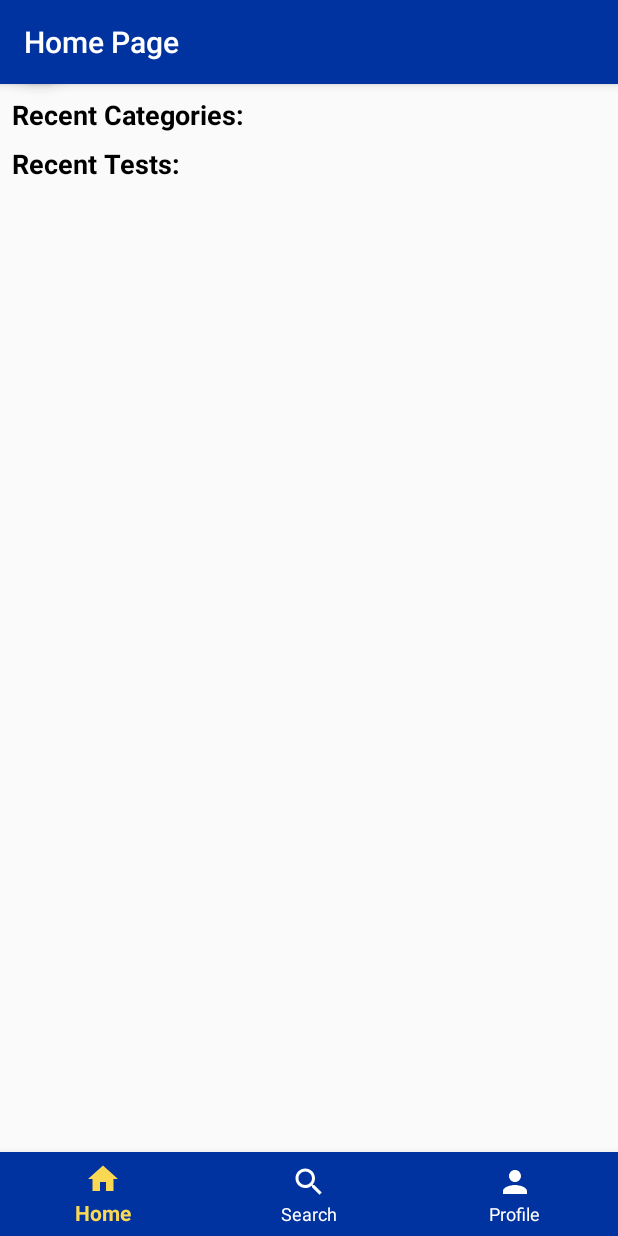
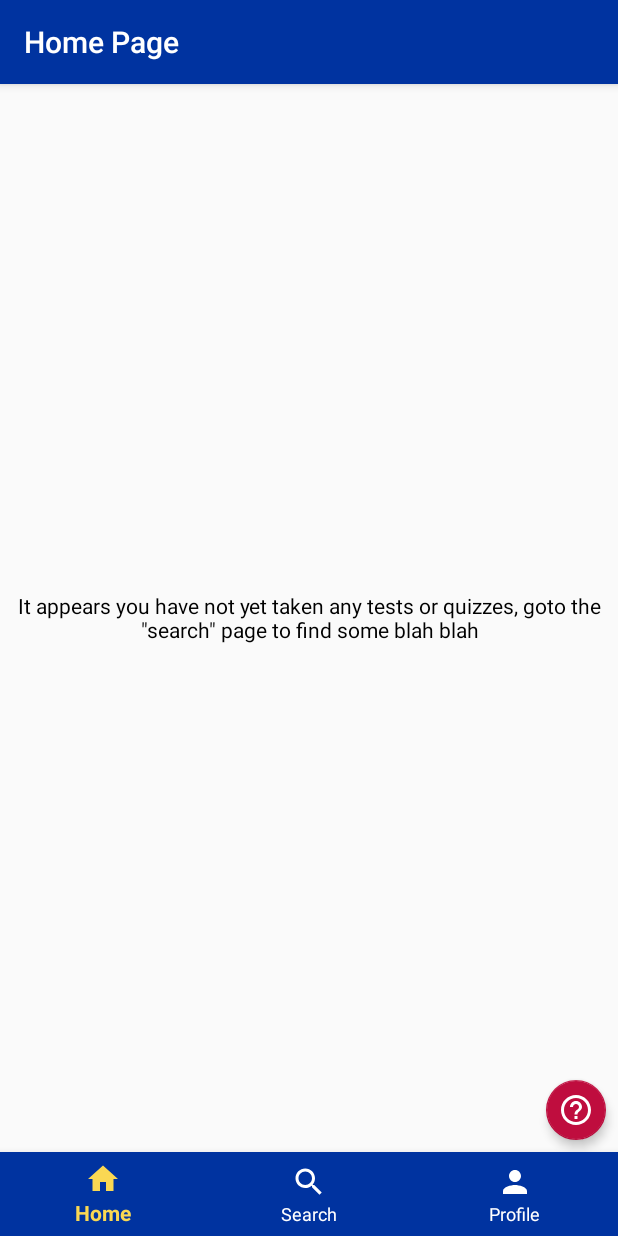
Before and after one commit to YousefHaggy/FBLA-Mobile-App, an Android app: the screen it shows after launch (MainActivity), on a phone screen of 412 x 824 dp. Run offline under Robolectric (Android 15) with nearby library versions, the phone set to English and light mode, and no system bars; network calls fail; 6 statements that could not run were skipped.

```diff
--- a/app/src/main/AndroidManifest.xml
+++ b/app/src/main/AndroidManifest.xml
@@ -24,7 +24,9 @@
                 android:resource="@xml/searchable" />
         </activity>
         <activity android:name=".CategoryPage" />
-        <activity android:name=".TestPage"></activity>
+        <activity android:name=".TestPage">
+
+        </activity>
     </application>
 
 </manifest>
--- a/app/src/main/java/com/yousefhaggy/fblamobileapp/HomePage.java
+++ b/app/src/main/java/com/yousefhaggy/fblamobileapp/HomePage.java
@@ -49,7 +49,11 @@ public class HomePage extends Fragment {
         super.onViewCreated(view, savedInstanceState);
         LinearLayout linearLayout = (LinearLayout) view.findViewById(R.id.homePage);
         LayoutInflater layoutInflater=(LayoutInflater) getActivity().getLayoutInflater();
-
+        TextView emptyTextView=(TextView) view.findViewById(R.id.emptyTextView);
+        if(recentTestList.size()==0) {
+            emptyTextView.setVisibility(View.VISIBLE);
+            linearLayout.setVisibility(View.GONE);
+        }
        for(ScoreHistoryItem s: recentCategoryList) {
            final View cardView = layoutInflater.inflate(R.layout.test_and_category_history_card, null);
            TextView categoryTextView=(TextView) cardView.findViewById(R.id.testOrCategoryTitle);
--- a/app/src/main/res/drawable/ic_help_blue_24dp.xml
+++ /dev/null
@@ -1,5 +0,0 @@
-<vector android:height="24dp" android:tint="#0033A0"
-    android:viewportHeight="24.0" android:viewportWidth="24.0"
-    android:width="24dp" xmlns:android="http://schemas.android.com/apk/res/android">
-    <path android:fillColor="#FF000000" android:pathData="M12,2C6.48,2 2,6.48 2,12s4.48,10 10,10 10,-4.48 10,-10S17.52,2 12,2zM13,19h-2v-2h2v2zM15.07,11.25l-0.9,0.92C13.45,12.9 13,13.5 13,15h-2v-0.5c0,-1.1 0.45,-2.1 1.17,-2.83l1.24,-1.26c0.37,-0.36 0.59,-0.86 0.59,-1.41 0,-1.1 -0.9,-2 -2,-2s-2,0.9 -2,2L8,9c0,-2.21 1.79,-4 4,-4s4,1.79 4,4c0,0.88 -0.36,1.68 -0.93,2.25z"/>
-</vector>
--- /dev/null
+++ b/app/src/main/res/drawable/ic_help_outline_black_24dp.xml
@@ -0,0 +1,9 @@
+<vector xmlns:android="http://schemas.android.com/apk/res/android"
+        android:width="24dp"
+        android:height="24dp"
+        android:viewportWidth="24.0"
+        android:viewportHeight="24.0">
+    <path
+        android:fillColor="#FFFFFFFF"
+        android:pathData="M11,18h2v-2h-2v2zM12,2C6.48,2 2,6.48 2,12s4.48,10 10,10 10,-4.48 10,-10S17.52,2 12,2zM12,20c-4.41,0 -8,-3.59 -8,-8s3.59,-8 8,-8 8,3.59 8,8 -3.59,8 -8,8zM12,6c-2.21,0 -4,1.79 -4,4h2c0,-1.1 0.9,-2 2,-2s2,0.9 2,2c0,2 -3,1.75 -3,5h2c0,-2.25 3,-2.5 3,-5 0,-2.21 -1.79,-4 -4,-4z"/>
+</vector>
--- a/app/src/main/res/drawable/ic_share_black_24dp.xml
+++ b/app/src/main/res/drawable/ic_share_black_24dp.xml
@@ -4,6 +4,6 @@
         android:viewportWidth="24.0"
         android:viewportHeight="24.0">
     <path
-        android:fillColor="#FF000000"
+        android:fillColor="#FFFFFFFF"
         android:pathData="M18,16.08c-0.76,0 -1.44,0.3 -1.96,0.77L8.91,12.7c0.05,-0.23 0.09,-0.46 0.09,-0.7s-0.04,-0.47 -0.09,-0.7l7.05,-4.11c0.54,0.5 1.25,0.81 2.04,0.81 1.66,0 3,-1.34 3,-3s-1.34,-3 -3,-3 -3,1.34 -3,3c0,0.24 0.04,0.47 0.09,0.7L8.04,9.81C7.5,9.31 6.79,9 6,9c-1.66,0 -3,1.34 -3,3s1.34,3 3,3c0.79,0 1.5,-0.31 2.04,-0.81l7.12,4.16c-0.05,0.21 -0.08,0.43 -0.08,0.65 0,1.61 1.31,2.92 2.92,2.92 1.61,0 2.92,-1.31 2.92,-2.92s-1.31,-2.92 -2.92,-2.92z"/>
 </vector>
--- a/app/src/main/res/drawable/rounded_corners.xml
+++ b/app/src/main/res/drawable/rounded_corners.xml
@@ -9,5 +9,5 @@
         android:right="1dp"
         android:bottom="1dp"
         android:top="1dp" />
-    <corners android:radius="5dp"></corners>
+    <corners android:radius="10dp"></corners>
 </shape>
--- a/app/src/main/res/layout/home_page.xml
+++ b/app/src/main/res/layout/home_page.xml
@@ -1,17 +1,17 @@
 <?xml version="1.0" encoding="utf-8"?>
-<RelativeLayout xmlns:android="http://schemas.android.com/apk/res/android"
+<FrameLayout xmlns:android="http://schemas.android.com/apk/res/android"
     xmlns:app="http://schemas.android.com/apk/res-auto"
     android:id="@+id/relativeLayout"
     android:layout_width="match_parent"
-    android:layout_height="match_parent">
+    android:layout_height="match_parent"
+    android:layout_marginBottom="?attr/actionBarSize"
+    android:layout_marginTop="?attr/actionBarSize">
 
 
     <ScrollView xmlns:android="http://schemas.android.com/apk/res/android"
         xmlns:app="http://schemas.android.com/apk/res-auto"
         android:layout_width="match_parent"
-        android:layout_height="match_parent"
-        android:layout_marginBottom="?attr/actionBarSize"
-        android:layout_marginTop="?attr/actionBarSize">
+        android:layout_height="match_parent">
 
         <LinearLayout xmlns:android="http://schemas.android.com/apk/res/android"
             xmlns:app="http://schemas.android.com/apk/res-auto"
@@ -46,12 +46,25 @@
         </LinearLayout>
     </ScrollView>
 
+    <TextView
+        android:id="@+id/emptyTextView"
+        android:layout_width="wrap_content"
+        android:layout_height="wrap_content"
+        android:layout_gravity="center"
+        android:text='It appears you have not yet taken any tests or quizzes, goto the "search" page to find some blah blah'
+        android:textAlignment="center"
+        android:visibility="gone" />
+
     <android.support.design.widget.FloatingActionButton
-        android:id="@+id/floatingActionButton"
+        android:id="@+id/helpFloatingActionButton"
         android:layout_width="wrap_content"
         android:layout_height="wrap_content"
         android:layout_gravity="bottom|end"
+        android:layout_margin="8dp"
         android:clickable="true"
-        app:backgroundTint="@color/colorPrimaryDark"
-        app:srcCompat="@drawable/ic_help_blue_24dp" />
-</RelativeLayout>
+        android:scaleType="center"
+        app:backgroundTint="@color/fblared"
+        app:elevation="4dp"
+        app:fabSize="mini"
+        app:srcCompat="@drawable/ic_help_outline_black_24dp" />
+</FrameLayout>
--- a/app/src/main/res/values/colors.xml
+++ b/app/src/main/res/values/colors.xml
@@ -2,8 +2,9 @@
 <resources>
     <color name="colorPrimary">#0033a0</color>
     <color name="colorPrimaryDark">#0033a0</color>
-    <color name="colorAccent">#FF4081</color>
+    <color name="colorAccent">#0033a0</color>
     <color name="white">#FFFFFF</color>
     <color name="black">#000000</color>
 <color name="fblagold">#fad853</color>
+    <color name="fblared">#bf0d3e</color>
 </resources>
```
Also changed, not shown: app/src/main/java/com/yousefhaggy/fblamobileapp/TestPage.java (+45 -26 lines), app/src/main/res/drawable/ic_help_black_24dp.xml (added, +9 -0 lines), app/src/main/res/layout/activity_test_page.xml (+5 -2 lines).
